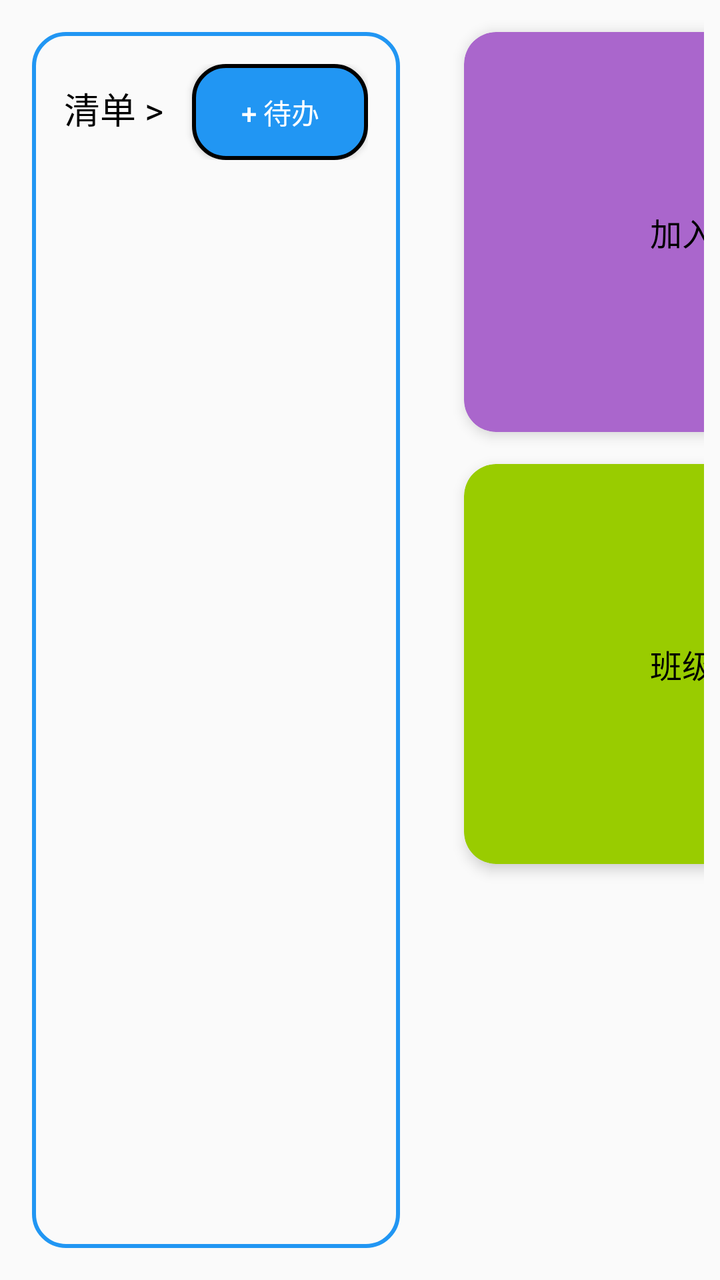
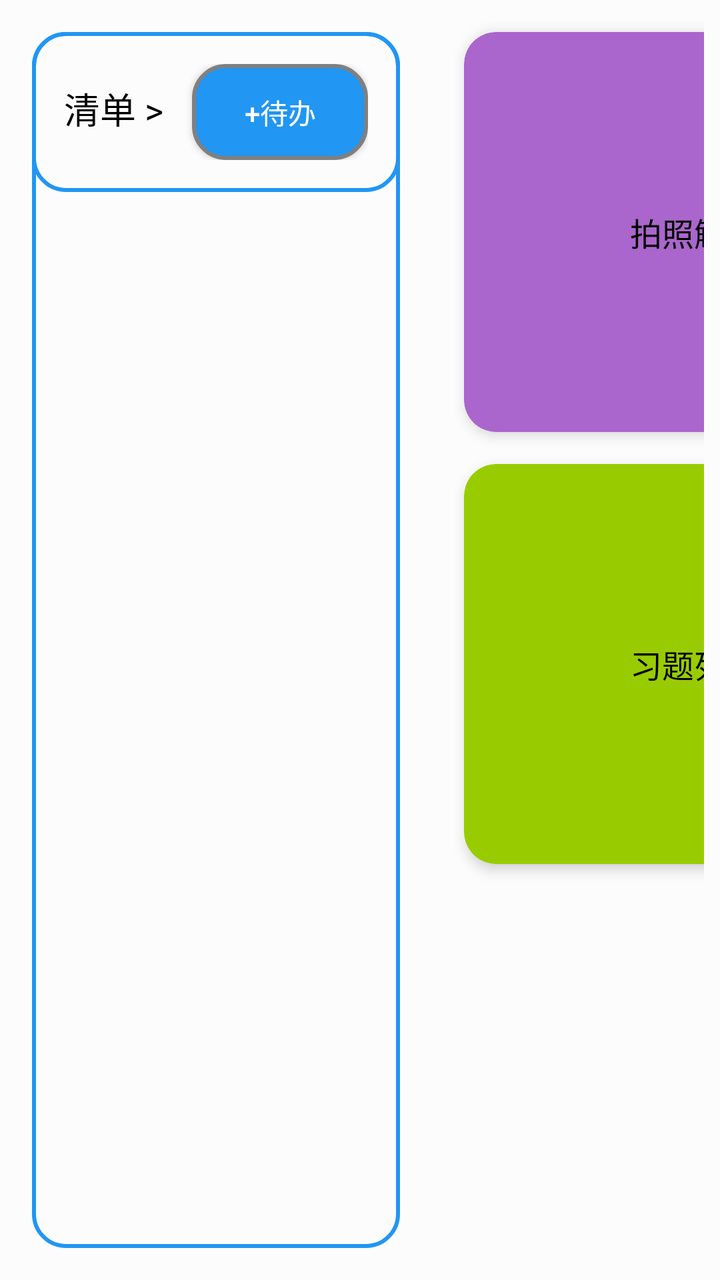

The first picture is an Android layout as it rendered before a commit; the second is the same layout after the commit. The layout source and the unified diff follow.
<!-- AndroidManifest.xml: application theme Theme.IMatesApp.FullScreen -->
<!-- res/layout/fragment_subject_biology.xml -->
<?xml version="1.0" encoding="utf-8"?>
 <androidx.constraintlayout.widget.ConstraintLayout
    xmlns:android="http://schemas.android.com/apk/res/android"
     xmlns:app="http://schemas.android.com/apk/res-auto"
     android:layout_width="match_parent"
     android:layout_height="match_parent"
     xmlns:tools="http://schemas.android.com/tools"
     tools:context=".FragmentSubjectBiology">

    <LinearLayout
        android:id="@+id/todo"
        android:layout_width="0dp"
        android:layout_height="match_parent"
        app:layout_constraintStart_toStartOf="parent"
        app:layout_constraintEnd_toStartOf="@+id/guideline"
        app:layout_constraintTop_toTopOf="parent"
        app:layout_constraintBottom_toBottomOf="parent"
        android:layout_margin="16dp"
        android:orientation="vertical"
        android:background="@drawable/todo_list_bg">

        
        <LinearLayout
            android:id="@+id/headerLayout"
            android:layout_width="match_parent"
            android:layout_height="wrap_content"
            android:orientation="horizontal"
            android:padding="16dp"
            app:layout_constraintTop_toTopOf="parent">

            <TextView
                android:id="@+id/btnList"
                android:layout_width="wrap_content"
                android:layout_height="wrap_content"
                android:text="清单 >"
                android:textColor="@android:color/black"
                android:textSize="18sp"/>

            <Space
                android:layout_width="0dp"
                android:layout_height="wrap_content"
                android:layout_weight="1"/>

            <Button
                android:id="@+id/btnAddTask"
                android:layout_width="wrap_content"
                android:layout_height="wrap_content"
                android:text="+ 待办"
                android:textColor="@android:color/white"
                android:background="@drawable/todo_list_button_bg"/>
        </LinearLayout>

        <androidx.recyclerview.widget.RecyclerView
            android:id="@+id/taskList"
            android:layout_width="match_parent"
            android:layout_height="match_parent"
            android:layout_marginEnd="16dp" />

    </LinearLayout>

    <GridLayout
            android:id="@+id/menuLayout"
            android:columnCount="2"
            android:rowCount="2"
            android:padding="8dp"
            android:layout_width="0dp"
            android:layout_height="match_parent"
            app:layout_constraintStart_toEndOf="@+id/guideline"
            app:layout_constraintEnd_toEndOf="parent"
            app:layout_constraintTop_toTopOf="parent"
            app:layout_constraintBottom_toBottomOf="parent">

            <androidx.cardview.widget.CardView
                android:id="@+id/menuJoinClass"
                android:backgroundTint="@android:color/holo_purple"
                style="@style/MenuCard">
                <TextView
                    style="@style/MenuText"
                    android:textColor="@color/black"
                    android:text="加入课堂"/>
            </androidx.cardview.widget.CardView>

            <androidx.cardview.widget.CardView
                android:id="@+id/menuHomework"
                style="@style/MenuCard"
                android:backgroundTint="@android:color/holo_blue_light">
                <TextView
                    style="@style/MenuText"
                    android:textColor="@color/black"
                    android:text="作业中心"/>
            </androidx.cardview.widget.CardView>

            <androidx.cardview.widget.CardView
                android:id="@+id/menuMaterials"
                style="@style/MenuCard"
                android:textColor="@color/black"
                android:backgroundTint="@android:color/holo_green_light">
                <TextView
                    style="@style/MenuText"
                    android:textColor="@color/black"
                    android:text="班级资料"/>
            </androidx.cardview.widget.CardView>

            <androidx.cardview.widget.CardView
                android:id="@+id/menuWrongQuestions"
                style="@style/MenuCard"
                android:backgroundTint="@android:color/holo_orange_light">
                <TextView
                    style="@style/MenuText"
                    android:textColor="@color/black"
                    android:text="错题本"/>
            </androidx.cardview.widget.CardView>

        </GridLayout>

    
    <androidx.constraintlayout.widget.Guideline
        android:id="@+id/guideline"
        android:layout_width="wrap_content"
        android:layout_height="wrap_content"
        android:orientation="vertical"
        app:layout_constraintGuide_percent="0.6" />
</androidx.constraintlayout.widget.ConstraintLayout>
<!-- resources referenced by this layout -->
<resources>
  <color name="black">#FF000000</color>
  <!-- drawable todo_list_bg (drawable) -->
  <?xml version="1.0" encoding="utf-8"?>
  <shape xmlns:android="http://schemas.android.com/apk/res/android"
      android:shape="rectangle">
      
      <corners android:radius="16dp" />
  
      
      <stroke
          android:width="2dp"
          android:color="#2196F3" />
  </shape>
  <!-- drawable todo_list_button_bg (drawable) -->
  <?xml version="1.0" encoding="utf-8"?>
  <shape xmlns:android="http://schemas.android.com/apk/res/android"
      android:shape="rectangle">
      
      <corners android:radius="16dp" />
  
      
      <solid android:color="#2196F3" />
  
      
      <stroke
          android:width="2dp"
          android:color="#000000" />
  </shape>
  <style name="MenuCard">
          <item name="android:layout_width">250dp</item>
          <item name="android:layout_height">200dp</item>
          <item name="android:layout_margin">8dp</item>
          <item name="cardCornerRadius">16dp</item>
          <item name="cardElevation">4dp</item>
      </style>
  <style name="MenuText">
          <item name="android:layout_width">wrap_content</item>
          <item name="android:layout_height">wrap_content</item>
          <item name="android:layout_gravity">center</item>
          <item name="android:textColor">@android:color/white</item>
          <item name="android:textSize">16sp</item>
      </style>
  <style name="Theme.IMatesApp.FullScreen" parent="Theme.AppCompat.Light.NoActionBar">
          
          <item name="android:windowFullscreen">true</item>
          
          <item name="android:windowTranslucentStatus">true</item>
          
          <item name="android:windowTranslucentNavigation">true</item>
      </style>
</resources>

<!-- the commit's change to res/layout/fragment_subject_biology.xml (unified diff, before → after) -->
@@ -4,6 +4,7 @@
      xmlns:app="http://schemas.android.com/apk/res-auto"
      android:layout_width="match_parent"
      android:layout_height="match_parent"
+     android:background="#80FFFFFF"
      xmlns:tools="http://schemas.android.com/tools"
      tools:context=".FragmentSubjectBiology">
 
@@ -25,6 +26,7 @@
             android:layout_width="match_parent"
             android:layout_height="wrap_content"
             android:orientation="horizontal"
+            android:background="@drawable/todo_list_bg"
             android:padding="16dp"
             app:layout_constraintTop_toTopOf="parent">
 
@@ -32,7 +34,7 @@
                 android:id="@+id/btnList"
                 android:layout_width="wrap_content"
                 android:layout_height="wrap_content"
-                android:text="清单 >"
+                android:text="@string/todo_list_title"
                 android:textColor="@android:color/black"
                 android:textSize="18sp"/>
 
@@ -45,7 +47,7 @@
                 android:id="@+id/btnAddTask"
                 android:layout_width="wrap_content"
                 android:layout_height="wrap_content"
-                android:text="+ 待办"
+                android:text="@string/todo_add_item"
                 android:textColor="@android:color/white"
                 android:background="@drawable/todo_list_button_bg"/>
         </LinearLayout>
@@ -73,42 +75,54 @@
             <androidx.cardview.widget.CardView
                 android:id="@+id/menuJoinClass"
                 android:backgroundTint="@android:color/holo_purple"
+                android:clickable="true"
+                android:focusable="true"
+                android:foreground="?android:attr/selectableItemBackgroundBorderless"
                 style="@style/MenuCard">
                 <TextView
                     style="@style/MenuText"
                     android:textColor="@color/black"
-                    android:text="加入课堂"/>
+                    android:text="@string/take_photo_solve_question"/>
             </androidx.cardview.widget.CardView>
 
             <androidx.cardview.widget.CardView
                 android:id="@+id/menuHomework"
+                android:clickable="true"
+                android:focusable="true"
+                android:foreground="?android:attr/selectableItemBackgroundBorderless"
                 style="@style/MenuCard"
                 android:backgroundTint="@android:color/holo_blue_light">
                 <TextView
                     style="@style/MenuText"
                     android:textColor="@color/black"
-                    android:text="作业中心"/>
+                    android:text="@string/my_favorite"/>
             </androidx.cardview.widget.CardView>
 
             <androidx.cardview.widget.CardView
                 android:id="@+id/menuMaterials"
+                android:clickable="true"
+                android:focusable="true"
+                android:foreground="?android:attr/selectableItemBackgroundBorderless"
                 style="@style/MenuCard"
                 android:textColor="@color/black"
                 android:backgroundTint="@android:color/holo_green_light">
                 <TextView
                     style="@style/MenuText"
                     android:textColor="@color/black"
-                    android:text="班级资料"/>
+                    android:text="@string/question_list"/>
             </androidx.cardview.widget.CardView>
 
             <androidx.cardview.widget.CardView
                 android:id="@+id/menuWrongQuestions"
+                android:clickable="true"
+                android:focusable="true"
+                android:foreground="?android:attr/selectableItemBackgroundBorderless"
                 style="@style/MenuCard"
                 android:backgroundTint="@android:color/holo_orange_light">
                 <TextView
                     style="@style/MenuText"
                     android:textColor="@color/black"
-                    android:text="错题本"/>
+                    android:text="@string/history_archive"/>
             </androidx.cardview.widget.CardView>
 
         </GridLayout>
<!-- resource entries referenced after the edit -->
@@ -26,10 +26,16 @@
       
       <stroke
           android:width="2dp"
-          android:color="#000000" />
+          android:color="#808080" />
   </shape>
+  <string name="history_archive">历史档案</string>
+  <string name="my_favorite">收藏中心</string>
+  <string name="question_list">习题列表</string>
+  <string name="take_photo_solve_question">拍照解题</string>
+  <string name="todo_add_item">+待办</string>
+  <string name="todo_list_title">清单 &gt;</string>
   <style name="MenuCard">
-          <item name="android:layout_width">250dp</item>
+          <item name="android:layout_width">230dp</item>
           <item name="android:layout_height">200dp</item>
           <item name="android:layout_margin">8dp</item>
           <item name="cardCornerRadius">16dp</item>
